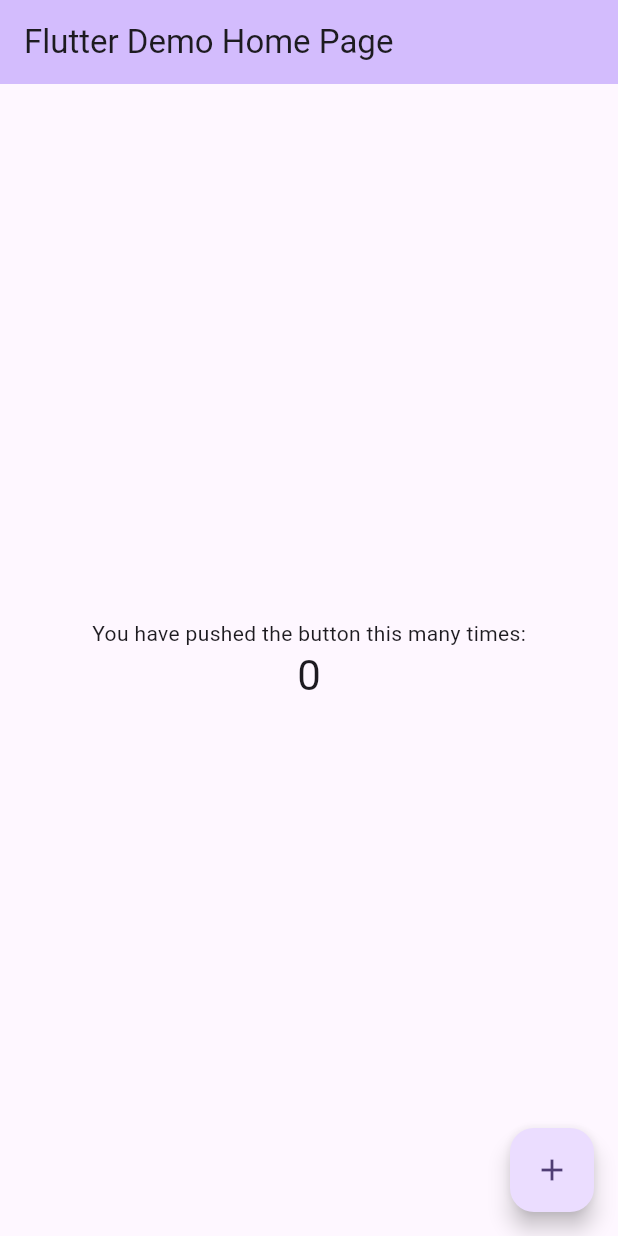
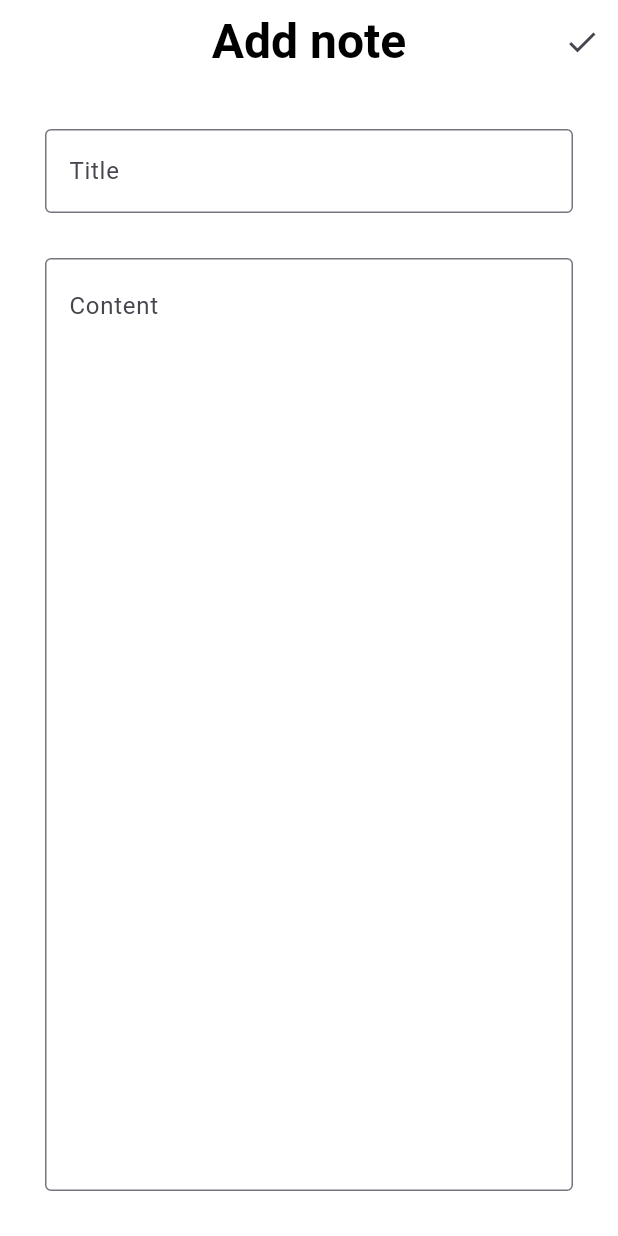
Before and after one commit to YoussefTalaat011/note_app, a Flutter app: the screen it shows after launch, on a phone screen of 412 x 824 dp. Run offline on Flutter 3.47's test engine with Material 3 defaults, Android fonts, the phone set to English and light mode, and no system bars.

```diff
--- /dev/null
+++ b/lib/add_note_screen.dart
@@ -0,0 +1,77 @@
+import 'package:flutter/material.dart';
+
+class AddNoteScreen extends StatefulWidget {
+  const AddNoteScreen({super.key});
+
+  @override
+  State<AddNoteScreen> createState() => _AddNoteScreenState();
+}
+
+class _AddNoteScreenState extends State<AddNoteScreen> {
+  final titleController = TextEditingController();
+  final contentController = TextEditingController();
+
+  void saveNote() {
+    setState(() {
+      if (titleController.text.trim().isEmpty) {
+        Navigator.pop(context);
+      }
+    });
+    // ToDo: Save note to the database
+    Navigator.pop(context);
+  }
+
+  @override
+  Widget build(BuildContext context) {
+    return Scaffold(
+      backgroundColor: Colors.white,
+      appBar: AppBar(
+        title: Text(
+          "Add note",
+          style: TextStyle(
+            color: Colors.black,
+            fontSize: 32,
+            fontWeight: FontWeight.bold,
+          ),
+        ),
+        centerTitle: true,
+        backgroundColor: Colors.white,
+        actions: [IconButton(onPressed: saveNote, icon: Icon(Icons.check))],
+      ),
+      body: Padding(
+        padding: EdgeInsets.all(30),
+        child: Column(
+          spacing: 30,
+          children: [
+            TextField(
+              controller: titleController,
+              decoration: InputDecoration(
+                labelText: "Title",
+                hintText: "Enter title...",
+                border: OutlineInputBorder(
+                  borderSide: BorderSide(style: BorderStyle.solid),
+                ),
+              ),
+            ),
+            Expanded(
+              child: TextField(
+                controller: contentController,
+                maxLines: null,
+                expands: true,
+                textAlignVertical: TextAlignVertical.top,
+                decoration: InputDecoration(
+                  labelText: "Content",
+                  hintText: "Enter note...",
+                  alignLabelWithHint: true,
+                  border: OutlineInputBorder(
+                    borderSide: BorderSide(style: BorderStyle.solid),
+                  ),
+                ),
+              ),
+            ),
+          ],
+        ),
+      ),
+    );
+  }
+}
--- a/lib/main.dart
+++ b/lib/main.dart
@@ -1,4 +1,5 @@
 import 'package:flutter/material.dart';
+import 'add_note_screen.dart';
 
 void main() {
   runApp(const MyApp());
@@ -7,116 +8,11 @@ void main() {
 class MyApp extends StatelessWidget {
   const MyApp({super.key});
 
-  // This widget is the root of your application.
   @override
   Widget build(BuildContext context) {
     return MaterialApp(
-      title: 'Flutter Demo',
-      theme: ThemeData(
-        // This is the theme of your application.
-        //
-        // TRY THIS: Try running your application with "flutter run". You'll see
-        // the application has a purple toolbar. Then, without quitting the app,
-        // try changing the seedColor in the colorScheme below to Colors.green
-        // and then invoke "hot reload" (save your changes or press the "hot
-        // reload" button in a Flutter-supported IDE, or press "r" if you used
-        // the command line to start the app).
-        //
-        // Notice that the counter didn't reset back to zero; the application
-        // state is not lost during the reload. To reset the state, use hot
-        // restart instead.
-        //
-        // This works for code too, not just values: Most code changes can be
-        // tested with just a hot reload.
-        colorScheme: .fromSeed(seedColor: Colors.deepPurple),
-      ),
-      home: const MyHomePage(title: 'Flutter Demo Home Page'),
+      debugShowCheckedModeBanner: false,
+      home: AddNoteScreen(),
     );
   }
 }
-
-class MyHomePage extends StatefulWidget {
-  const MyHomePage({super.key, required this.title});
-
-  // This widget is the home page of your application. It is stateful, meaning
-  // that it has a State object (defined below) that contains fields that affect
-  // how it looks.
-
-  // This class is the configuration for the state. It holds the values (in this
-  // case the title) provided by the parent (in this case the App widget) and
-  // used by the build method of the State. Fields in a Widget subclass are
-  // always marked "final".
-
-  final String title;
-
-  @override
-  State<MyHomePage> createState() => _MyHomePageState();
-}
-
-class _MyHomePageState extends State<MyHomePage> {
-  int _counter = 0;
-
-  void _incrementCounter() {
-    setState(() {
-      // This call to setState tells the Flutter framework that something has
-      // changed in this State, which causes it to rerun the build method below
-      // so that the display can reflect the updated values. If we changed
-      // _counter without calling setState(), then the build method would not be
-      // called again, and so nothing would appear to happen.
-      _counter++;
-    });
-  }
-
-  @override
-  Widget build(BuildContext context) {
-    // This method is rerun every time setState is called, for instance as done
-    // by the _incrementCounter method above.
-    //
-    // The Flutter framework has been optimized to make rerunning build methods
-    // fast, so that you can just rebuild anything that needs updating rather
-    // than having to individually change instances of widgets.
-    return Scaffold(
-      appBar: AppBar(
-        // TRY THIS: Try changing the color here to a specific color (to
-        // Colors.amber, perhaps?) and trigger a hot reload to see the AppBar
-        // change color while the other colors stay the same.
-        backgroundColor: Theme.of(context).colorScheme.inversePrimary,
-        // Here we take the value from the MyHomePage object that was created by
-        // the App.build method, and use it to set our appbar title.
-        title: Text(widget.title),
-      ),
-      body: Center(
-        // Center is a layout widget. It takes a single child and positions it
-        // in the middle of the parent.
-        child: Column(
-          // Column is also a layout widget. It takes a list of children and
-          // arranges them vertically. By default, it sizes itself to fit its
-          // children horizontally, and tries to be as tall as its parent.
-          //
-          // Column has various properties to control how it sizes itself and
-          // how it positions its children. Here we use mainAxisAlignment to
-          // center the children vertically; the main axis here is the vertical
-          // axis because Columns are vertical (the cross axis would be
-          // horizontal).
-          //
-          // TRY THIS: Invoke "debug painting" (choose the "Toggle Debug Paint"
-          // action in the IDE, or press "p" in the console), to see the
-          // wireframe for each widget.
-          mainAxisAlignment: .center,
-          children: [
-            const Text('You have pushed the button this many times:'),
-            Text(
-              '$_counter',
-              style: Theme.of(context).textTheme.headlineMedium,
-            ),
-          ],
-        ),
-      ),
-      floatingActionButton: FloatingActionButton(
-        onPressed: _incrementCounter,
-        tooltip: 'Increment',
-        child: const Icon(Icons.add),
-      ),
-    );
-  }
-}
```
